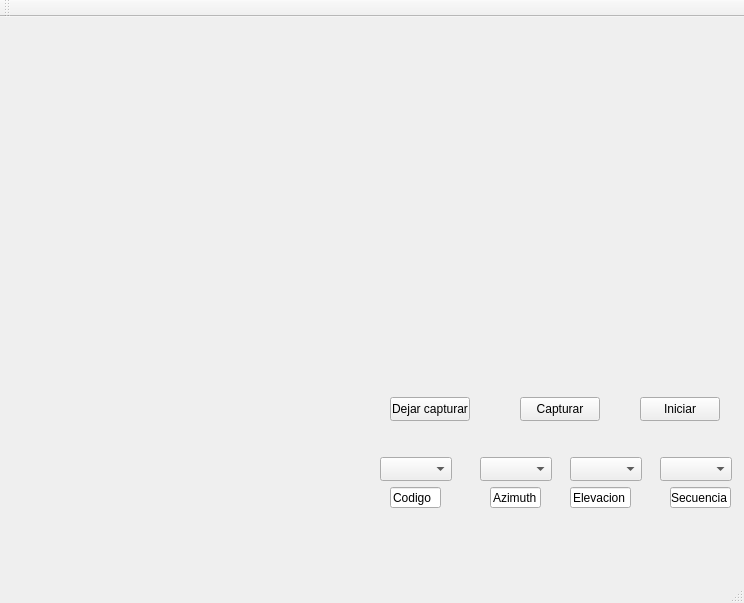
Before: the Qt Designer form ProyectoPSM/ProyectoPSM.ui in NauTTM/ProyectoPSM, drawn with Qt 5.
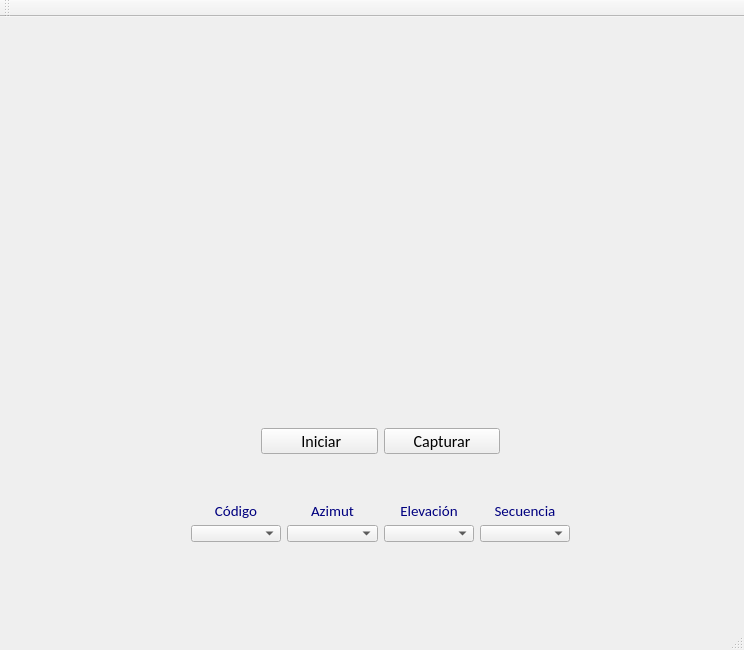
After: the same form once the commit is applied.

Commit message: #Laila Modificar interfaz de usuario a nivel estilos, quitar botón dejar capturar y adaptar boton de iniciar para que grabe y deje de grabar

Patch:
```diff
--- a/ProyectoPSM/ProyectoPSM.ui
+++ b/ProyectoPSM/ProyectoPSM.ui
@@ -7,120 +7,29 @@
     <x>0</x>
     <y>0</y>
     <width>744</width>
-    <height>603</height>
+    <height>650</height>
    </rect>
   </property>
   <property name="windowTitle">
    <string>ProyectoPSM</string>
   </property>
   <widget class="QWidget" name="centralWidget">
-   <widget class="QPushButton" name="btnStart">
-    <property name="geometry">
-     <rect>
-      <x>640</x>
-      <y>380</y>
-      <width>80</width>
-      <height>24</height>
-     </rect>
-    </property>
-    <property name="text">
-     <string>Iniciar</string>
-    </property>
-   </widget>
-   <widget class="QPushButton" name="btnCapture">
-    <property name="geometry">
-     <rect>
-      <x>520</x>
-      <y>380</y>
-      <width>80</width>
-      <height>24</height>
-     </rect>
-    </property>
-    <property name="text">
-     <string>Capturar</string>
-    </property>
-   </widget>
-   <widget class="QPushButton" name="btnStop">
-    <property name="geometry">
-     <rect>
-      <x>390</x>
-      <y>380</y>
-      <width>80</width>
-      <height>24</height>
-     </rect>
-    </property>
-    <property name="text">
-     <string>Dejar capturar</string>
-    </property>
-   </widget>
-   <widget class="QLineEdit" name="lineEdit">
-    <property name="geometry">
-     <rect>
-      <x>390</x>
-      <y>470</y>
-      <width>51</width>
-      <height>21</height>
-     </rect>
-    </property>
-    <property name="text">
-     <string>Codigo</string>
-    </property>
-   </widget>
-   <widget class="QLineEdit" name="lineEdit_2">
-    <property name="geometry">
-     <rect>
-      <x>490</x>
-      <y>470</y>
-      <width>51</width>
-      <height>21</height>
-     </rect>
-    </property>
-    <property name="text">
-     <string>Azimuth</string>
-    </property>
-   </widget>
-   <widget class="QLineEdit" name="lineEdit_3">
-    <property name="geometry">
-     <rect>
-      <x>570</x>
-      <y>470</y>
-      <width>61</width>
-      <height>21</height>
-     </rect>
-    </property>
-    <property name="text">
-     <string>Elevacion</string>
-    </property>
-   </widget>
-   <widget class="QLineEdit" name="lineEdit_4">
-    <property name="geometry">
-     <rect>
-      <x>670</x>
-      <y>470</y>
-      <width>61</width>
-      <height>21</height>
-     </rect>
-    </property>
-    <property name="text">
-     <string>Secuencia</string>
-    </property>
-   </widget>
    <widget class="QWidget" name="widget" native="true">
     <property name="geometry">
      <rect>
-      <x>10</x>
-      <y>10</y>
-      <width>721</width>
-      <height>321</height>
+      <x>9</x>
+      <y>9</y>
+      <width>726</width>
+      <height>371</height>
      </rect>
     </property>
     <widget class="QLabel" name="labelPreview">
      <property name="geometry">
       <rect>
-       <x>330</x>
-       <y>170</y>
-       <width>49</width>
-       <height>16</height>
+       <x>9</x>
+       <y>9</y>
+       <width>701</width>
+       <height>341</height>
       </rect>
      </property>
      <property name="text">
@@ -131,45 +40,201 @@
      </property>
     </widget>
    </widget>
-   <widget class="QComboBox" name="comboCodigo">
+   <widget class="QWidget" name="layoutWidget">
     <property name="geometry">
      <rect>
-      <x>380</x>
-      <y>440</y>
-      <width>72</width>
-      <height>24</height>
+      <x>180</x>
+      <y>475</y>
+      <width>401</width>
+      <height>61</height>
      </rect>
     </property>
-   </widget>
-   <widget class="QComboBox" name="comboAzimuth">
-    <property name="geometry">
-     <rect>
-      <x>480</x>
-      <y>440</y>
-      <width>72</width>
-      <height>24</height>
-     </rect>
+    <property name="font">
+     <font>
+      <family>Calibri</family>
+      <pointsize>11</pointsize>
+     </font>
     </property>
+    <layout class="QGridLayout" name="gridSelectores">
+     <item row="1" column="3">
+      <widget class="QLabel" name="label_4">
+       <property name="font">
+        <font>
+         <family>Calibri</family>
+         <pointsize>11</pointsize>
+        </font>
+       </property>
+       <property name="styleSheet">
+        <string notr="true">color: rgb(0, 0, 127);</string>
+       </property>
+       <property name="text">
+        <string>Secuencia</string>
+       </property>
+       <property name="alignment">
+        <set>Qt::AlignmentFlag::AlignCenter</set>
+       </property>
+      </widget>
+     </item>
+     <item row="2" column="1">
+      <widget class="QComboBox" name="comboAzimuth">
+       <property name="font">
+        <font>
+         <family>Calibri</family>
+         <pointsize>11</pointsize>
+        </font>
+       </property>
+      </widget>
+     </item>
+     <item row="2" column="3">
+      <widget class="QComboBox" name="comboSeq">
+       <property name="font">
+        <font>
+         <family>Calibri</family>
+         <pointsize>11</pointsize>
+        </font>
+       </property>
+      </widget>
+     </item>
+     <item row="2" column="0">
+      <widget class="QComboBox" name="comboCodigo">
+       <property name="font">
+        <font>
+         <family>Calibri</family>
+         <pointsize>11</pointsize>
+        </font>
+       </property>
+      </widget>
+     </item>
+     <item row="1" column="1">
+      <widget class="QLabel" name="label_2">
+       <property name="font">
+        <font>
+         <family>Calibri</family>
+         <pointsize>11</pointsize>
+        </font>
+       </property>
+       <property name="styleSheet">
+        <string notr="true">color: rgb(0, 0, 127);</string>
+       </property>
+       <property name="text">
+        <string>Azimut</string>
+       </property>
+       <property name="alignment">
+        <set>Qt::AlignmentFlag::AlignCenter</set>
+       </property>
+      </widget>
+     </item>
+     <item row="1" column="2">
+      <widget class="QLabel" name="label_3">
+       <property name="font">
+        <font>
+         <family>Calibri</family>
+         <pointsize>11</pointsize>
+        </font>
+       </property>
+       <property name="styleSheet">
+        <string notr="true">color: rgb(0, 0, 127);</string>
+       </property>
+       <property name="text">
+        <string>Elevación</string>
+       </property>
+       <property name="alignment">
+        <set>Qt::AlignmentFlag::AlignCenter</set>
+       </property>
+      </widget>
+     </item>
+     <item row="2" column="2">
+      <widget class="QComboBox" name="comboElev">
+       <property name="font">
+        <font>
+         <family>Calibri</family>
+         <pointsize>11</pointsize>
+        </font>
+       </property>
+      </widget>
+     </item>
+     <item row="1" column="0">
+      <widget class="QLabel" name="label">
+       <property name="maximumSize">
+        <size>
+         <width>16777215</width>
+         <height>16777215</height>
+        </size>
+       </property>
+       <property name="font">
+        <font>
+         <family>Calibri</family>
+         <pointsize>11</pointsize>
+        </font>
+       </property>
+       <property name="styleSheet">
+        <string notr="true">color: rgb(0, 0, 127);</string>
+       </property>
+       <property name="text">
+        <string>Código</string>
+       </property>
+       <property name="alignment">
+        <set>Qt::AlignmentFlag::AlignCenter</set>
+       </property>
+      </widget>
+     </item>
+    </layout>
    </widget>
-   <widget class="QComboBox" name="comboElev">
+   <widget class="QWidget" name="layoutWidget">
     <property name="geometry">
      <rect>
-      <x>570</x>
-      <y>440</y>
-      <width>72</width>
-      <height>24</height>
+      <x>250</x>
+      <y>400</y>
+      <width>261</width>
+      <height>48</height>
      </rect>
     </property>
-   </widget>
-   <widget class="QComboBox" name="comboSeq">
-    <property name="geometry">
-     <rect>
-      <x>660</x>
-      <y>440</y>
-      <width>72</width>
-      <height>24</height>
-     </rect>
+    <property name="font">
+     <font>
+      <family>Calibri</family>
+      <pointsize>12</pointsize>
+     </font>
     </property>
+    <layout class="QGridLayout" name="gridLayout_2">
+     <item row="0" column="1">
+      <widget class="QPushButton" name="btnCapture">
+       <property name="font">
+        <font>
+         <family>Calibri</family>
+         <pointsize>12</pointsize>
+        </font>
+       </property>
+       <property name="text">
+        <string>Capturar</string>
+       </property>
+      </widget>
+     </item>
+     <item row="0" column="0">
+      <widget class="QPushButton" name="btnStart">
+       <property name="font">
+        <font>
+         <family>Calibri</family>
+         <pointsize>12</pointsize>
+        </font>
+       </property>
+       <property name="text">
+        <string> Iniciar</string>
+       </property>
+       <property name="iconSize">
+        <size>
+         <width>12</width>
+         <height>12</height>
+        </size>
+       </property>
+       <property name="checkable">
+        <bool>false</bool>
+       </property>
+       <property name="autoDefault">
+        <bool>false</bool>
+       </property>
+      </widget>
+     </item>
+    </layout>
    </widget>
   </widget>
   <widget class="QMenuBar" name="menuBar">
```
The commit also changes 3 other files.
